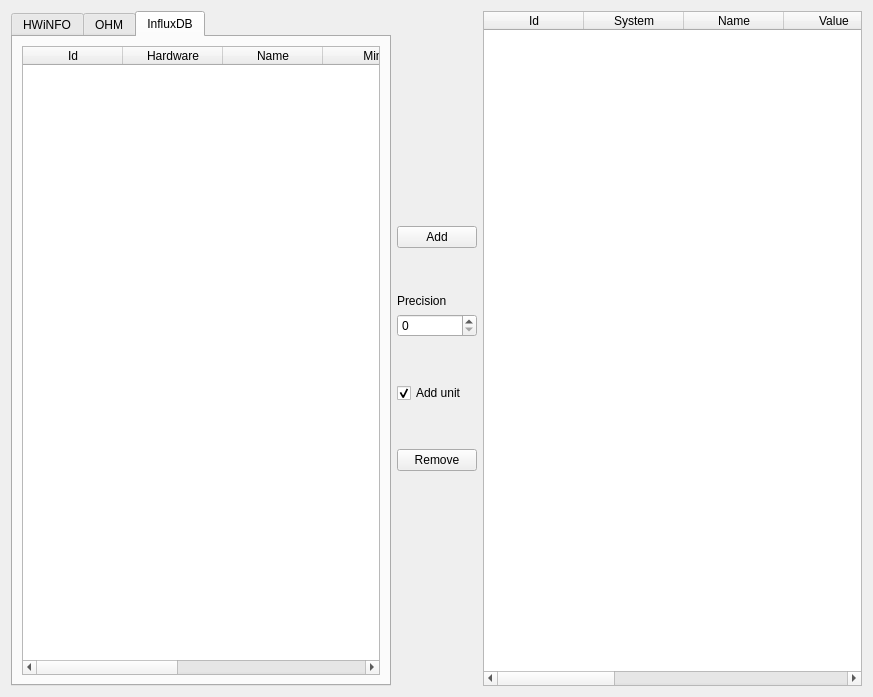
First picture: the form in GUI/DataPageWidget.ui, repository jimmyd-be/Hardware-Monitor-Applet, before the edit.
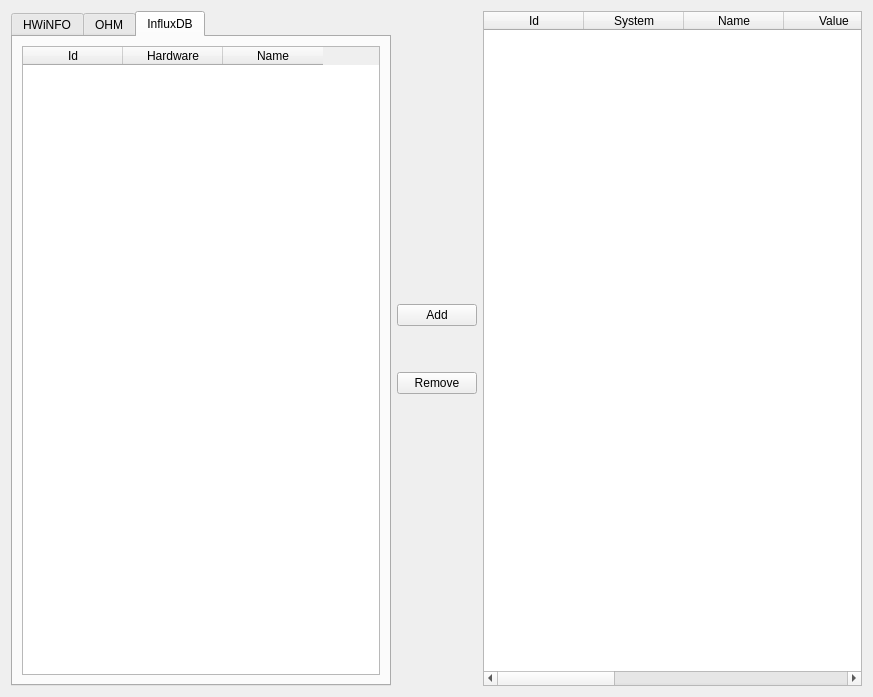
Second picture: the form after the edit. Icons and pictures are not drawn.

Commit message: Fixed some bugs related to InfluxDB specific data

```diff
--- a/GUI/DataPageWidget.ui
+++ b/GUI/DataPageWidget.ui
@@ -139,26 +139,6 @@
            <string>Name</string>
           </property>
          </column>
-         <column>
-          <property name="text">
-           <string>Min</string>
-          </property>
-         </column>
-         <column>
-          <property name="text">
-           <string>Max</string>
-          </property>
-         </column>
-         <column>
-          <property name="text">
-           <string>Current</string>
-          </property>
-         </column>
-         <column>
-          <property name="text">
-           <string>Field</string>
-          </property>
-         </column>
         </widget>
        </item>
       </layout>
@@ -187,62 +167,6 @@
        </property>
       </widget>
      </item>
-     <item>
-      <spacer name="verticalSpacer_3">
-       <property name="orientation">
-        <enum>Qt::Vertical</enum>
-       </property>
-       <property name="sizeType">
-        <enum>QSizePolicy::Maximum</enum>
-       </property>
-       <property name="sizeHint" stdset="0">
-        <size>
-         <width>20</width>
-         <height>40</height>
-        </size>
-       </property>
-      </spacer>
-     </item>
-     <item>
-      <widget class="QLabel" name="label">
-       <property name="text">
-        <string>Precision</string>
-       </property>
-      </widget>
-     </item>
-     <item>
-      <widget class="QSpinBox" name="Precision_spinBox">
-       <property name="maximum">
-        <number>5</number>
-       </property>
-      </widget>
-     </item>
-     <item>
-      <spacer name="verticalSpacer_4">
-       <property name="orientation">
-        <enum>Qt::Vertical</enum>
-       </property>
-       <property name="sizeType">
-        <enum>QSizePolicy::Maximum</enum>
-       </property>
-       <property name="sizeHint" stdset="0">
-        <size>
-         <width>20</width>
-         <height>40</height>
-        </size>
-       </property>
-      </spacer>
-     </item>
-     <item>
-      <widget class="QCheckBox" name="unit_checkBox">
-       <property name="text">
-        <string>Add unit</string>
-       </property>
-       <property name="checked">
-        <bool>true</bool>
-       </property>
-      </widget>
-     </item>
      <item>
       <spacer name="verticalSpacer_5">
        <property name="orientation">
```
Left out of the diff: 14 changed lines with no effect on the pictures. The commit also changes 9 other files.
